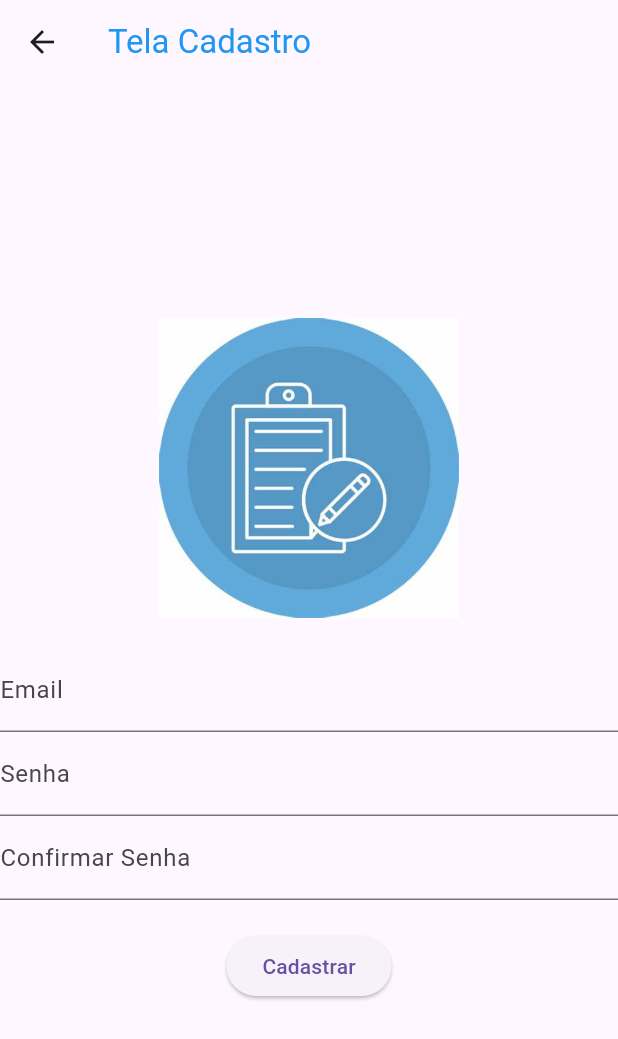
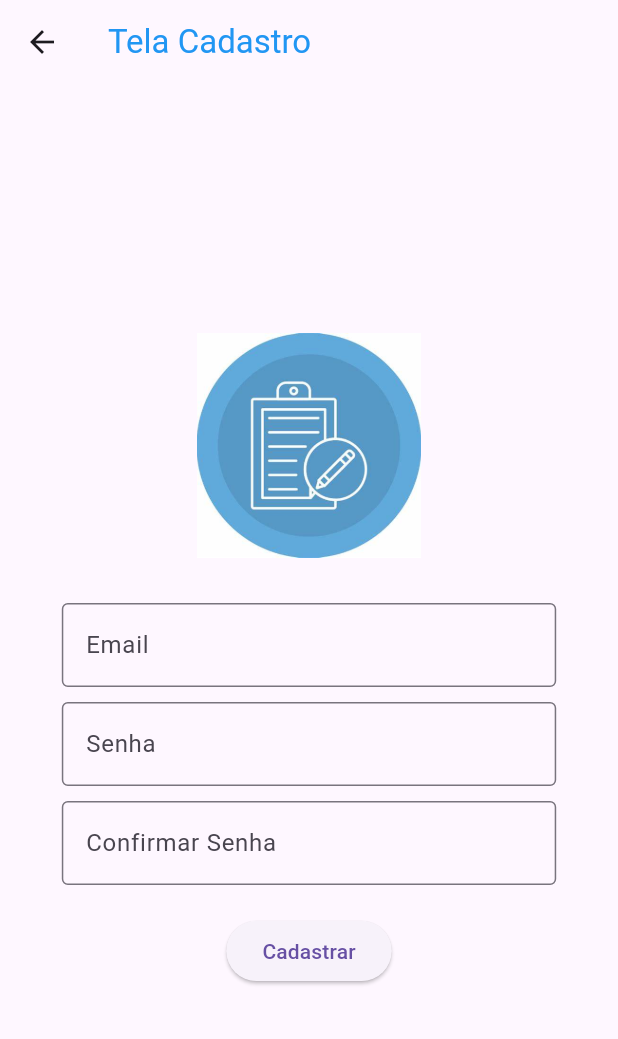
Before and after one commit to arthurms10/flutter_application_projeto, a Flutter app: the TelaCadastroView screen opened by its route, on a phone screen of 412 x 824 dp. Shown: the top 1039 px of the screen. Run offline on Flutter 3.47's test engine with Material 3 defaults, Android fonts, the phone set to English and light mode, and no system bars; our stand-ins replace device_preview.

Commit message:
update_avaliacao

```diff
--- a/lib/view/cadastro.dart
+++ b/lib/view/cadastro.dart
@@ -32,12 +32,11 @@ class _TelaCadastroViewState extends State<TelaCadastroView> {
       _showSnackBar('As senhas não coincidem.');
       return;
     }
-    if (email != emailValido) {
+    if (!emailValido) {
       _showSnackBar('O E-mail não possui o formato correto.');
+      return;
     }
-    // Aqui você pode adicionar lógica para processar os dados do formulário, como realizar o cadastro.
 
-    // Resetar os campos após o envio bem-sucedido ou falha
     _emailController.clear();
     _passwordController.clear();
     _confirmPasswordController.clear();
@@ -61,48 +60,69 @@ class _TelaCadastroViewState extends State<TelaCadastroView> {
         ),
       ),
       body: Center(
+        child: SingleChildScrollView(
+          padding: EdgeInsets.all(20.0),
           child: Column(
             mainAxisAlignment: MainAxisAlignment.center,
             children: [
               Container(
                 margin: EdgeInsets.only(
-                  bottom: 20.0), // Defina a margem inferior aqui
+                    bottom: 20.0),
                 child: SizedBox(
-                height: 200,
+                  height: 150,
                   child: Image.asset(
                     'lib/imagens/img2.jpg',
                     fit: BoxFit.contain,
                   ),
                 ),
               ),
-            TextField(
+              SizedBox(height: 10),
+              SizedBox(
+                width: MediaQuery.of(context).size.width * 0.8,
+                child: TextFormField(
                   controller: _emailController,
                   decoration: InputDecoration(
                     labelText: 'Email',
+                    border: OutlineInputBorder(),
                   ),
                 ),
-            TextField(
+              ),
+              SizedBox(height: 10),
+              SizedBox(
+                width: MediaQuery.of(context).size.width * 0.8,
+                child: TextFormField(
                   controller: _passwordController,
                   decoration: InputDecoration(
                     labelText: 'Senha',
+                    border: OutlineInputBorder(),
                   ),
                   obscureText: true,
                 ),
-            TextField(
+              ),
+              SizedBox(height: 10),
+              SizedBox(
+                width: MediaQuery.of(context).size.width * 0.8,
+                child: TextFormField(
                   controller: _confirmPasswordController,
                   decoration: InputDecoration(
                     labelText: 'Confirmar Senha',
+                    border: OutlineInputBorder(),
                   ),
                   obscureText: true,
                 ),
+              ),
               SizedBox(height: 20),
               ElevatedButton(
-              onPressed: _validateForm,
+                onPressed: () {
+                   _validateForm;
+                    Navigator.pushNamed(context, 'login');
+                  },
                 child: Text('Cadastrar'),
               ),
             ],
           ),
         ),
+      ),
     );
   }
 }
```
Lines whose indentation alone changed are shown as unchanged.
